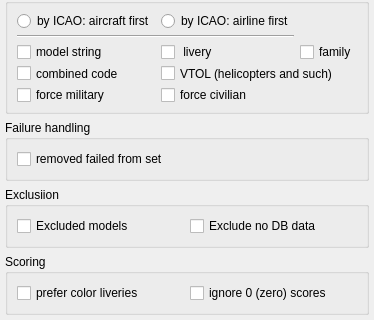
The window that src/blackgui/editors/matchingform.ui (swift-project/pilotclient) describes before a commit, drawn with Qt 5; both pictures show x 0 to 374 and y 183 to 503 of the 374 by 503 pixel window.
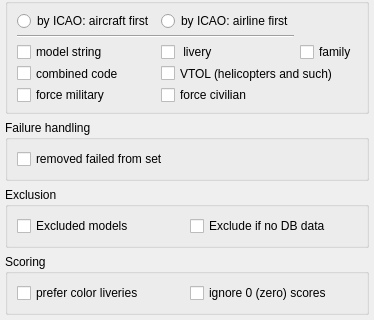
The same window after the commit.

Commit message: Matcher minor UI adjustments

```diff
--- a/src/blackgui/editors/matchingform.ui
+++ b/src/blackgui/editors/matchingform.ui
@@ -206,7 +206,7 @@
    <item>
     <widget class="QGroupBox" name="gb_Exclusion">
      <property name="title">
-      <string>Exclusiion</string>
+      <string>Exclusion</string>
      </property>
      <layout class="QHBoxLayout" name="hl_Exclude">
       <item>
@@ -225,7 +225,7 @@
          <string>models without DB data are ignored</string>
         </property>
         <property name="text">
-         <string>Exclude no DB data</string>
+         <string>Exclude if no DB data</string>
         </property>
        </widget>
       </item>
```
Left out of the diff: 1 changed line with no effect on the pictures. The commit also changes 1 other file.
